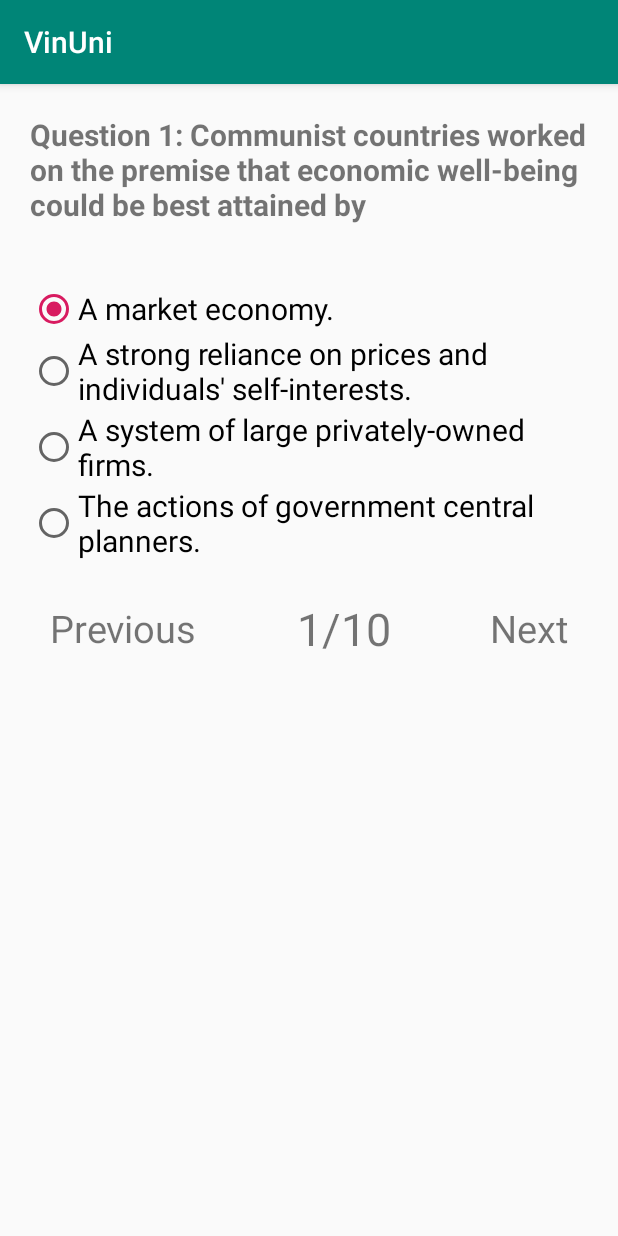
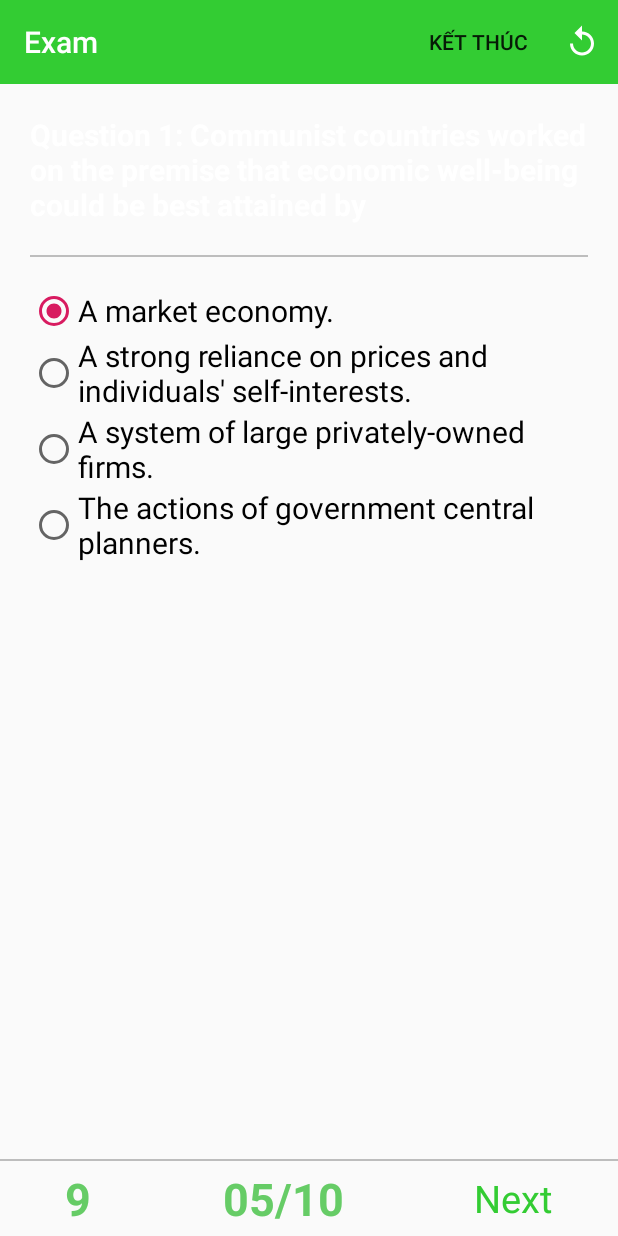
Before and after one commit to Dovietlinh/capstoneVinID, an Android app: the TestActivity screen opened directly, with no data from a screen before it, on a phone screen of 412 x 824 dp. Run offline under Robolectric (Android 15) with nearby library versions, the phone set to English and light mode, and no system bars.

Commit message:
update ui exam

```diff
--- a/app/src/main/AndroidManifest.xml
+++ b/app/src/main/AndroidManifest.xml
@@ -11,9 +11,10 @@
         android:roundIcon="@mipmap/ic_launcher_round"
         android:supportsRtl="true"
         android:theme="@style/AppTheme">
-        <activity android:name=".View.Activity.TestActivity"></activity>
+        <activity android:name=".View.Activity.TestActivity"
+            android:theme="@style/AppTheme.NoActionBar"></activity>
         <activity android:name=".View.Activity.TestDemoActivity" />
-        <activity android:name=".View.Activity.Login" android:label="@string/app_name"
+        <activity android:name=".View.Activity.Login"
             android:theme="@style/AppTheme.NoActionBar" ></activity>
         <activity
             android:name=".View.Activity.MainActivity"
--- a/app/src/main/java/com/example/capstoneproject/View/Activity/TestActivity.kt
+++ b/app/src/main/java/com/example/capstoneproject/View/Activity/TestActivity.kt
@@ -1,17 +1,24 @@
 package com.example.capstoneproject.View.Activity
 
 import android.os.Bundle
+import android.view.Menu
+import android.view.MenuItem
 import android.view.View
 import android.widget.Toast
 import androidx.constraintlayout.widget.ConstraintLayout
 import com.example.capstoneproject.Base.BaseActivity
 import com.example.capstoneproject.R
-import com.example.capstoneproject.View.Fragment.BottomSheetFragment
+import com.example.capstoneproject.View.Fragment.HomeFragment
 import com.google.android.material.bottomsheet.BottomSheetBehavior
 import com.google.android.material.bottomsheet.BottomSheetDialog
 import kotlinx.android.synthetic.main.activity_test.*
 import kotlinx.android.synthetic.main.bottom_sheet.*
 import kotlinx.android.synthetic.main.bottom_sheet.view.*
+import android.os.CountDownTimer
+import android.view.LayoutInflater
+import android.view.ViewGroup
+
+import androidx.appcompat.app.AlertDialog
 
 
 class TestActivity : BaseActivity(), View.OnClickListener {
@@ -21,25 +28,13 @@ class TestActivity : BaseActivity(), View.OnClickListener {
     override fun onCreate(savedInstanceState: Bundle?) {
         super.onCreate(savedInstanceState)
         setContentView(R.layout.activity_test)
+        setSupportActionBar(findViewById(R.id.toolbarExam))
         initView()
     }
 
     private fun initView() {
-        buttonSlideUp.setOnClickListener(this)
+        coundown(10000)
         buttonBottomSheetDialog.setOnClickListener(this)
-        buttonBottomSheetDialogFragment.setOnClickListener(this)
-        textViewFacebook.setOnClickListener {
-            Toast.makeText(this,"Facebook",Toast.LENGTH_SHORT).show()
-        }
-        textViewTwitter.setOnClickListener {
-            Toast.makeText(this,"Twitter",Toast.LENGTH_SHORT).show()
-        }
-        textViewInstagram.setOnClickListener {
-            Toast.makeText(this,"Instagram",Toast.LENGTH_SHORT).show()
-        }
-        textViewLinkedin.setOnClickListener {
-            Toast.makeText(this,"Linkedin",Toast.LENGTH_SHORT).show()
-        }
         bottomSheetBehavior = BottomSheetBehavior.from<ConstraintLayout>(bottomSheet)
         bottomSheetBehavior.setBottomSheetCallback(object : BottomSheetBehavior.BottomSheetCallback() {
             override fun onSlide(bottomSheet: View, slideOffset: Float) {
@@ -69,25 +64,9 @@ class TestActivity : BaseActivity(), View.OnClickListener {
 
     override fun onClick(clickView: View?) {
         when (clickView) {
-            buttonSlideUp -> {
-                slideUpDownBottomSheet()
-            }
-            buttonBottomSheetDialogFragment -> {
-                showBottomSheetDialogFragment()
-            }
             buttonBottomSheetDialog -> {
                 showBottomSheetDialog()
             }
-        }
-    }
-
-    private fun slideUpDownBottomSheet() {
-        if (bottomSheetBehavior.state != BottomSheetBehavior.STATE_EXPANDED) {
-            bottomSheetBehavior.state = BottomSheetBehavior.STATE_EXPANDED
-            buttonSlideUp.text = "Slide Down"
-        } else {
-            bottomSheetBehavior.state = BottomSheetBehavior.STATE_COLLAPSED;
-            buttonSlideUp.text = "Slide Up"
         }
     }
 
@@ -96,7 +75,6 @@ class TestActivity : BaseActivity(), View.OnClickListener {
         val dialog = BottomSheetDialog(this)
         dialog.setContentView(view)
         view.textViewFacebook.setOnClickListener {
-            Toast.makeText(this, "Facebook", Toast.LENGTH_SHORT).show()
             dialog.dismiss()
         }
         view.textViewTwitter.setOnClickListener {
@@ -110,9 +88,56 @@ class TestActivity : BaseActivity(), View.OnClickListener {
         }
         dialog.show()
     }
+    override fun onCreateOptionsMenu(menu: Menu): Boolean {
+        // Inflate the menu; this adds items to the action bar if it is present.
+        menuInflater.inflate(R.menu.top_bar_exam, menu)
+        return true
+    }
+    override fun onOptionsItemSelected(item: MenuItem): Boolean {
+        when (item.itemId) {
+            R.id.finish -> {
+                val homeFragment= HomeFragment()
+                val manager=supportFragmentManager
+                val transaction=manager.beginTransaction()
+                transaction.replace(R.id.fragment_container,homeFragment)
+                transaction.addToBackStack(null)
+                transaction.commit()
+                return true
+            }
+            R.id.lamlai->{
+                val intent = intent
+                finish()
+                startActivity(intent)
+                return true
+            }
+        }
+        return super.onOptionsItemSelected(item)
+    }
+    private fun coundown(timeCountDown: Long){
+        object : CountDownTimer(timeCountDown, 1000) {
 
-    private fun showBottomSheetDialogFragment() {
-        val bottomSheetFragment = BottomSheetFragment()
-        bottomSheetFragment.show(supportFragmentManager, bottomSheetFragment.tag)
+            override fun onTick(millisUntilFinished: Long) {
+                txtTimer.setText(""+millisUntilFinished / 1000)
+            }
+
+            override fun onFinish() {
+                txtTimer.setText("Done!")
+                showCustomDialog()
+            }
+
+        }.start()
+    }
+    private fun showCustomDialog() {
+        //before inflating the custom alert dialog layout, we will get the current activity viewgroup
+        val viewGroup = findViewById<ViewGroup>(android.R.id.content)
+        //then we will inflate the custom alert dialog xml that we created
+        val dialogView = LayoutInflater.from(this).inflate(R.layout.dialog_success, viewGroup, false)
+        //Now we need an AlertDialog.Builder object
+        val builder = AlertDialog.Builder(this)
+        //setting the view of the builder to our custom view that we already inflated
+        builder.setView(dialogView)
+        //finally creating the alert dialog and displaying it
+        val alertDialog = builder.create()
+        alertDialog.show()
     }
 }
--- a/app/src/main/res/drawable/ic_arrow_left.xml
+++ b/app/src/main/res/drawable/ic_arrow_left.xml
@@ -1,5 +1,5 @@
 <vector android:height="24dp"
-    android:tint="@color/colorPrimary"
+    android:tint="#66CC66"
     android:viewportHeight="24.0"
     android:viewportWidth="24.0"
     android:width="24dp"
--- /dev/null
+++ b/app/src/main/res/drawable/ic_info_outline_black_24dp.xml
@@ -0,0 +1,5 @@
+<vector android:height="24dp" android:tint="#FFFFFF"
+    android:viewportHeight="24.0" android:viewportWidth="24.0"
+    android:width="24dp" xmlns:android="http://schemas.android.com/apk/res/android">
+    <path android:fillColor="#FF000000" android:pathData="M11,17h2v-6h-2v6zM12,2C6.48,2 2,6.48 2,12s4.48,10 10,10 10,-4.48 10,-10S17.52,2 12,2zM12,20c-4.41,0 -8,-3.59 -8,-8s3.59,-8 8,-8 8,3.59 8,8 -3.59,8 -8,8zM11,9h2L13,7h-2v2z"/>
+</vector>
--- /dev/null
+++ b/app/src/main/res/drawable/ic_replay_black_24dp.xml
@@ -0,0 +1,5 @@
+<vector android:height="24dp" android:tint="#FFFFFF"
+    android:viewportHeight="24.0" android:viewportWidth="24.0"
+    android:width="24dp" xmlns:android="http://schemas.android.com/apk/res/android">
+    <path android:fillColor="#FF000000" android:pathData="M12,5V1L7,6l5,5V7c3.31,0 6,2.69 6,6s-2.69,6 -6,6 -6,-2.69 -6,-6H4c0,4.42 3.58,8 8,8s8,-3.58 8,-8 -3.58,-8 -8,-8z"/>
+</vector>
--- /dev/null
+++ b/app/src/main/res/drawable/ic_success.xml
@@ -0,0 +1,5 @@
+<vector android:height="24dp" android:viewportHeight="512"
+    android:viewportWidth="512" android:width="24dp" xmlns:android="http://schemas.android.com/apk/res/android">
+    <path android:fillColor="#FFFFFF" android:pathData="M468.907,214.604c-11.423,0 -20.682,9.26 -20.682,20.682v20.831c-0.031,54.338 -21.221,105.412 -59.666,143.812c-38.417,38.372 -89.467,59.5 -143.761,59.5c-0.04,0 -0.08,0 -0.12,0C132.506,459.365 41.3,368.056 41.364,255.883c0.031,-54.337 21.221,-105.411 59.667,-143.813c38.417,-38.372 89.468,-59.5 143.761,-59.5c0.04,0 0.08,0 0.12,0c28.672,0.016 56.49,5.942 82.68,17.611c10.436,4.65 22.659,-0.041 27.309,-10.474c4.648,-10.433 -0.04,-22.659 -10.474,-27.309c-31.516,-14.043 -64.989,-21.173 -99.492,-21.192c-0.052,0 -0.092,0 -0.144,0c-65.329,0 -126.767,25.428 -172.993,71.6C25.536,129.014 0.038,190.473 0,255.861c-0.037,65.386 25.389,126.874 71.599,173.136c46.21,46.262 107.668,71.76 173.055,71.798c0.051,0 0.092,0 0.144,0c65.329,0 126.767,-25.427 172.993,-71.6c46.262,-46.209 71.76,-107.668 71.798,-173.066v-20.842C489.589,223.864 480.33,214.604 468.907,214.604z"/>
+    <path android:fillColor="#FFFFFF" android:pathData="M505.942,39.803c-8.077,-8.076 -21.172,-8.076 -29.249,0L244.794,271.701l-52.609,-52.609c-8.076,-8.077 -21.172,-8.077 -29.248,0c-8.077,8.077 -8.077,21.172 0,29.249l67.234,67.234c4.038,4.039 9.332,6.058 14.625,6.058c5.293,0 10.586,-2.019 14.625,-6.058L505.942,69.052C514.019,60.975 514.019,47.88 505.942,39.803z"/>
+</vector>
--- a/app/src/main/res/layout/activity_test.xml
+++ b/app/src/main/res/layout/activity_test.xml
@@ -7,17 +7,23 @@
     android:layout_height="match_parent"
     tools:context=".View.Activity.TestActivity">
 
+    <RelativeLayout
+        android:layout_width="match_parent"
+        android:layout_height="match_parent">
+
         <LinearLayout
             android:layout_width="match_parent"
             android:layout_height="match_parent"
             android:orientation="vertical">
 
-        <!--        <androidx.appcompat.widget.Toolbar-->
-        <!--            android:layout_width="match_parent"-->
-        <!--            android:layout_height="wrap_content"-->
-        <!--            android:background="@color/colorPrimary"-->
-        <!--            app:title="BottomSheet Demo"-->
-        <!--            app:titleTextColor="@android:color/white" />-->
+            <androidx.appcompat.widget.Toolbar
+                android:id="@+id/toolbarExam"
+                android:layout_width="match_parent"
+                android:layout_height="wrap_content"
+                android:background="@color/topBar"
+                app:title="Exam"
+                app:titleTextColor="@android:color/white" />
+
             <TextView
                 android:id="@+id/textView"
                 android:layout_width="match_parent"
@@ -26,6 +32,13 @@
                 android:text="Question 1: Communist countries worked on the premise that economic well-being could be best attained by"
                 android:textSize="20dp"
                 android:textStyle="bold" />
+
+            <View
+                android:layout_width="match_parent"
+                android:layout_height="1dp"
+                android:layout_above="@+id/linearLayout"
+                android:layout_marginHorizontal="20dp"
+                android:background="#bdbdbd" />
 
             <RadioGroup
                 android:id="@+id/radioGroup"
@@ -77,23 +90,44 @@
             <!--            android:background="@drawable/btn_custom"-->
             <!--            android:gravity="center"-->
             <!--            android:text="Next" />-->
+        </LinearLayout>
+
+        <View
+            android:id="@+id/facebookView"
+            android:layout_width="match_parent"
+            android:layout_height="1dp"
+            android:layout_above="@+id/linearLayout"
+            android:background="#bdbdbd" />
 
         <GridLayout
             android:id="@+id/linearLayout"
             android:layout_width="match_parent"
             android:layout_height="50dp"
+            android:layout_alignParentBottom="true"
             android:columnCount="3"
             android:orientation="horizontal">
 
+<!--            <TextView-->
+<!--                android:layout_width="wrap_content"-->
+<!--                android:layout_height="match_parent"-->
+<!--                android:layout_columnWeight="1"-->
+<!--                android:layout_gravity="center"-->
+<!--                android:background="@drawable/ic_arrow_left"-->
+<!--                android:gravity="center"-->
+<!--                android:textSize="25dp" />-->
+
             <TextView
+                android:id="@+id/txtTimer"
                 android:layout_width="wrap_content"
                 android:layout_height="match_parent"
                 android:layout_columnWeight="1"
                 android:layout_gravity="center"
                 android:gravity="center"
-                android:text="Previous"
-                android:textSize="25dp" />
-
+                android:text="00:00s"
+                android:textAlignment="center"
+                android:textColor="#66CC66"
+                android:textSize="30dp"
+                android:textStyle="bold" />
             <TextView
                 android:id="@+id/buttonBottomSheetDialog"
                 android:layout_width="wrap_content"
@@ -101,17 +135,21 @@
                 android:layout_columnWeight="1"
                 android:layout_gravity="center"
                 android:gravity="center"
-                android:text="1/10"
+                android:text="05/10"
                 android:textAlignment="center"
-                android:textSize="30dp" />
+                android:textColor="#66CC66"
+
+                android:textSize="30dp"
+                android:textStyle="bold" />
 
             <TextView
                 android:layout_width="wrap_content"
                 android:layout_height="match_parent"
                 android:layout_columnWeight="1"
                 android:layout_gravity="center"
+                android:text="Next"
+                android:textColor="@color/topBar"
                 android:gravity="center"
-                android:text="Next"
                 android:textSize="25dp" />
         </GridLayout>
 
@@ -141,7 +179,8 @@
             android:layout_marginEnd="10dp"
             android:text="BottomSheet Dialog Fragment"
             android:visibility="gone" />
-    </LinearLayout>
+    </RelativeLayout>
+
 
     <include layout="@layout/bottom_sheet" />
 
--- /dev/null
+++ b/app/src/main/res/menu/top_bar_exam.xml
@@ -0,0 +1,12 @@
+<menu xmlns:android="http://schemas.android.com/apk/res/android"
+    xmlns:app="http://schemas.android.com/apk/res-auto">
+    <item
+        android:id="@+id/finish"
+        android:title="Kết thúc"
+        app:showAsAction="ifRoom|withText"></item>
+    <item
+        android:id="@+id/lamlai"
+        android:title="Làm lại"
+        android:icon="@drawable/ic_replay_black_24dp"
+        app:showAsAction="ifRoom|withText"></item>
+</menu>
--- a/app/src/main/res/values/styles.xml
+++ b/app/src/main/res/values/styles.xml
@@ -10,5 +10,6 @@
     <style name="AppTheme.NoActionBar">
         <item name="windowActionBar">false</item>
         <item name="windowNoTitle">true</item>
+        <item name="android:textColor">#FFFFFF</item>
     </style>
 </resources>
```
Also changed, not shown: app/src/main/java/com/example/capstoneproject/View/Fragment/BottomSheetFragment.kt (deleted, +0 -43 lines), app/src/main/java/com/example/capstoneproject/View/Fragment/LoginFragment.kt (deleted, +0 -101 lines), app/src/main/res/drawable/button_background.xml (added, +14 -0 lines), app/src/main/res/layout/dialog_success.xml (added, +70 -0 lines). Lines whose indentation alone changed are shown as unchanged.
